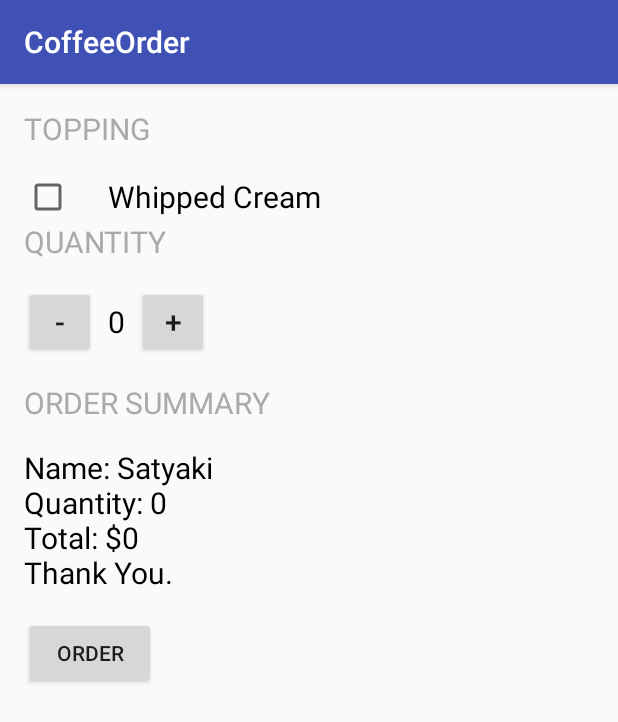
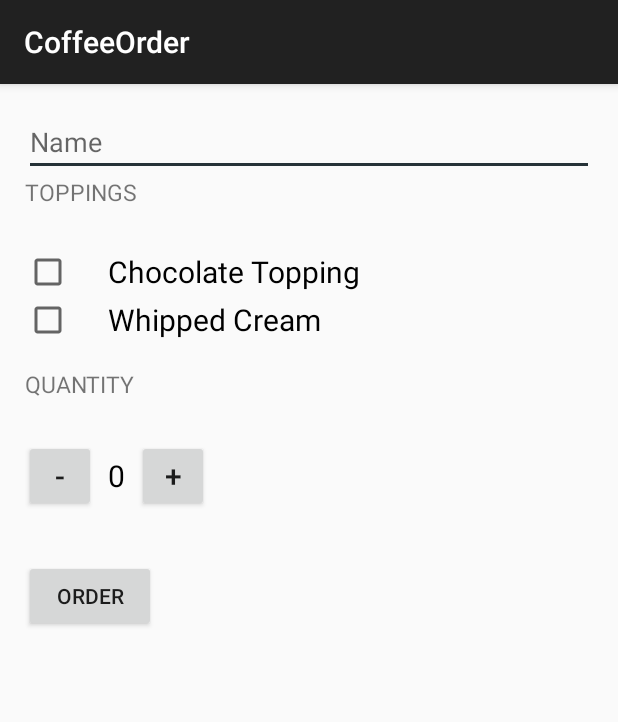
Before and after one commit to satyaki07/Android_Coffee_Shop, an Android app: the screen it shows after launch (MainActivity), after a tap on "ORDER", on a phone screen of 412 x 824 dp. Shown: the top 722 px of the screen. Run offline under Robolectric (Android 15) with nearby library versions, the phone set to English and light mode, and no system bars.

Commit message:
Final commit

```diff
--- a/app/src/main/java/com/example/satyaki07/coffeeorder/MainActivity.java
+++ b/app/src/main/java/com/example/satyaki07/coffeeorder/MainActivity.java
@@ -1,12 +1,13 @@
 package com.example.satyaki07.coffeeorder;
 
+import android.content.Intent;
+import android.net.Uri;
 import android.os.Bundle;
 import android.support.v7.app.AppCompatActivity;
 import android.view.View;
+import android.widget.CheckBox;
+import android.widget.EditText;
 import android.widget.TextView;
-
-import java.text.NumberFormat;
-import java.text.StringCharacterIterator;
 
 /**
  * Add your package below. Package name can be found in the project's AndroidManifest.xml file.
@@ -31,27 +32,50 @@ public class MainActivity extends AppCompatActivity {
      * This method is called when the order button is clicked.
      */
     public void submitOrder(View view) {
-        int price = calculatePrice();
-         String priceMessage = createOrderSummary(price);
-        displayMessage(priceMessage);
+        EditText nameField = (EditText) findViewById(R.id.name_field);
+        String name = nameField.getText().toString();
+        CheckBox chocolateToppingCheckbox = (CheckBox) findViewById(R.id.chocolate_topping_checkbox);
+        boolean hasChocolate = chocolateToppingCheckbox.isChecked();
+        CheckBox whippedCreamCheckbox = (CheckBox) findViewById(R.id.whipped_cream_checkbox);
+        boolean hasWhippedCream = whippedCreamCheckbox.isChecked();
+        int price = calculatePrice(hasChocolate,hasWhippedCream);
+         String priceMessage = createOrderSummary(name,price,hasChocolate,hasWhippedCream);
+
+        Intent intent = new Intent(Intent.ACTION_SENDTO);
+        intent.setData(Uri.parse("mailto:")); // only email apps should handle this
+        intent.putExtra(Intent.EXTRA_SUBJECT, "Coffee Order for "+name);
+        intent.putExtra(Intent.EXTRA_TEXT,priceMessage);
+        if (intent.resolveActivity(getPackageManager()) != null) {
+            startActivity(intent);
+        }
+//        displayMessage(priceMessage);
 
     }
 
     /**
-     * Calculates the price of the order.
-     *
-     * @param quantity is the number of cups of coffee ordered
+     * Calculates the price of the order.*/
+
+    private int calculatePrice(boolean hasChocolate,boolean hasWhippedCream) {
+        int basePrice = 5;
+        if(hasChocolate)
+            basePrice += 2;
+        if(hasWhippedCream)
+            basePrice += 1;
+
+        return quantity*basePrice;
+    }
+     /**@param price of the order
+     * @param addWhippedCream is whether not the user want Whipped cream in the coffee
      */
-    private int calculatePrice() {
-        return quantity*5;
-    }
 
-    private String createOrderSummary(int price)
+    private String createOrderSummary(String name,int price,boolean addChocolateTopping,boolean addWhippedCream)
     {
-        String priceMessage = "Name: Satyaki";
+        String priceMessage = getString(R.string.order_summary_name, name);
         priceMessage = priceMessage+"\nQuantity: "+quantity;
+        priceMessage += "\nAdd Chocolate Topping? "+addChocolateTopping;
+        priceMessage = priceMessage+"\nAdd Whipped Cream? "+addWhippedCream;
         priceMessage = priceMessage+"\nTotal: $"+price;
-        priceMessage = priceMessage+"\nThank You.";
+        priceMessage = priceMessage+"\n" + getString(R.string.thank_you);
         return priceMessage;
     }
 
@@ -61,7 +85,9 @@ public class MainActivity extends AppCompatActivity {
      * this method will work when the plus button is clicked
      */
     public void increment(View view){
+        if(quantity!=101){
         quantity = quantity+1;
+        }
         displayQuantity(quantity);
 
     }
@@ -84,8 +110,8 @@ public class MainActivity extends AppCompatActivity {
     /**
      * This method displays the given text on the screen.
      */
-    private void displayMessage(String message) {
-        TextView orderSummaryTextView = (TextView) findViewById(R.id.order_summary_text_view);
-        orderSummaryTextView.setText(message);
-    }
+//    private void displayMessage(String message) {
+//        TextView orderSummaryTextView = (TextView) findViewById(R.id.order_summary_text_view);
+//        orderSummaryTextView.setText(message);
+//    }
 }
--- a/app/src/main/res/layout/activity_main.xml
+++ b/app/src/main/res/layout/activity_main.xml
@@ -1,36 +1,46 @@
 <?xml version="1.0" encoding="utf-8"?>
-<LinearLayout xmlns:android="http://schemas.android.com/apk/res/android"
+<ScrollView xmlns:android="http://schemas.android.com/apk/res/android"
+    android:layout_width="match_parent"
+    android:layout_height="match_parent">
+
+    <LinearLayout
         android:layout_width="match_parent"
         android:layout_height="match_parent"
         android:orientation="vertical"
         android:padding="16dp">
 
+        <EditText
+            android:id="@+id/name_field"
+            android:layout_width="match_parent"
+            android:layout_height="wrap_content"
+            android:hint="@string/name"
+            android:inputType="textCapWords"/>
+
 
         <TextView
+            android:text="@string/toppings"
+            style="@style/HeaderTextStyle"/>
 
-        android:text="Topping"
-        android:textSize="20sp"
-        android:textColor="@android:color/darker_gray"
+        <CheckBox
+            android:id="@+id/chocolate_topping_checkbox"
             android:layout_width="wrap_content"
             android:layout_height="wrap_content"
-        android:layout_marginBottom="16dp"
-        android:textAllCaps="true"/>
+            android:paddingLeft="24dp"
+            android:text="@string/chocolate_topping"
+            android:textSize="20sp"/>
+
         <CheckBox
+            android:id="@+id/whipped_cream_checkbox"
             android:layout_width="wrap_content"
             android:layout_height="wrap_content"
-        android:text="Whipped Cream"
-        android:textSize="20sp"
-        android:paddingLeft="24dp"/>
+            android:paddingLeft="24dp"
+            android:text="@string/whipped_cream"
+            android:layout_marginBottom="16dp"
+            android:textSize="20sp" />
 
         <TextView
-
-        android:text="Quantity"
-        android:textSize="20sp"
-        android:textColor="@android:color/darker_gray"
-        android:layout_width="wrap_content"
-        android:layout_height="wrap_content"
-        android:layout_marginBottom="16dp"
-        android:textAllCaps="true"/>
+            android:text="@string/quantity"
+            style="@style/HeaderTextStyle"/>
 
         <LinearLayout
             android:layout_width="match_parent"
@@ -64,28 +74,28 @@
                 android:textSize="20sp" />
         </LinearLayout>
 
-    <TextView
-        android:layout_width="wrap_content"
-        android:layout_height="wrap_content"
-        android:layout_marginBottom="16dp"
-        android:text="order summary"
-        android:textAllCaps="true"
-        android:textColor="@android:color/darker_gray"
-        android:textSize="20sp" />
+        <!--<TextView-->
+            <!--android:layout_width="wrap_content"-->
+            <!--android:layout_height="wrap_content"-->
+            <!--android:layout_marginBottom="16dp"-->
+            <!--android:text="order summary"-->
+            <!--android:textAllCaps="true"-->
+            <!--android:textColor="@android:color/darker_gray"-->
+            <!--android:textSize="20sp" />-->
 
-    <TextView
-        android:id="@+id/order_summary_text_view"
-        android:layout_width="wrap_content"
-        android:layout_height="wrap_content"
-        android:text="$0"
-        android:textColor="@android:color/black"
-        android:textSize="20sp" />
+        <!--<TextView-->
+            <!--android:id="@+id/order_summary_text_view"-->
+            <!--android:layout_width="wrap_content"-->
+            <!--android:layout_height="wrap_content"-->
+            <!--android:text="$0"-->
+            <!--android:textColor="@android:color/black"-->
+            <!--android:textSize="20sp" />-->
 
         <Button
             android:layout_width="wrap_content"
             android:layout_height="wrap_content"
             android:layout_marginTop="16dp"
             android:onClick="submitOrder"
-        android:text="Order" />
-
+            android:text="@string/order" />
     </LinearLayout>
+</ScrollView>
--- a/app/src/main/res/values/strings.xml
+++ b/app/src/main/res/values/strings.xml
@@ -1,3 +1,12 @@
-<resources>
+<resources xmlns:xliff="urn:oasis:names:tc:xliff:document:1.2">
     <string name="app_name">CoffeeOrder</string>
+    <string name="toppings">Toppings</string>
+    <string name="chocolate_topping">Chocolate Topping</string>
+    <string name="whipped_cream">Whipped Cream</string>
+    <string name="quantity">Quantity</string>
+    <string name="order_summary_name">Name: <xliff:g id="name" example="Satyaki">%s</xliff:g></string>
+    <string name="name">Name</string>
+    <string name="order">Order</string>
+    <string name="thank_you">Thank You</string>
+
 </resources>
--- a/app/src/main/res/values/styles.xml
+++ b/app/src/main/res/values/styles.xml
@@ -3,9 +3,17 @@
     <!-- Base application theme. -->
     <style name="AppTheme" parent="Theme.AppCompat.Light.DarkActionBar">
         <!-- Customize your theme here. -->
-        <item name="colorPrimary">@color/colorPrimary</item>
-        <item name="colorPrimaryDark">@color/colorPrimaryDark</item>
-        <item name="colorAccent">@color/colorAccent</item>
+        <item name="colorPrimary">#212121</item>
+        <item name="colorPrimaryDark">#000000</item>
+        <item name="colorAccent">#263238</item>
     </style>
 
+    <!-- Style for all Heading Textviews -->
+    <style name="HeaderTextStyle">
+        <item name="android:layout_width">wrap_content</item>
+        <item name="android:layout_height">48dp</item>
+        <item name="android:gravity">center_horizontal</item>
+        <item name="android:textAllCaps">true</item>
+        <item name="android:textSize">15sp</item>
+    </style>
 </resources>
--- a/build.gradle
+++ b/build.gradle
@@ -5,7 +5,7 @@ buildscript {
         jcenter()
     }
     dependencies {
-        classpath 'com.android.tools.build:gradle:2.3.1'
+        classpath 'com.android.tools.build:gradle:2.3.3'
 
         // NOTE: Do not place your application dependencies here; they belong
         // in the individual module build.gradle files
```
Also changed, not shown: 1 other file. Lines whose indentation alone changed are shown as unchanged.
